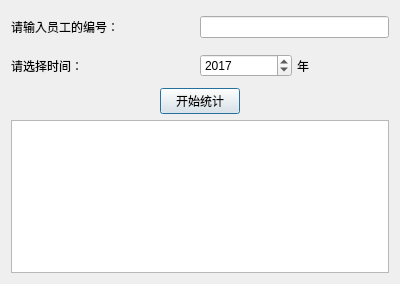
The window that SalaryManageSystem/awardsdialog.ui (10086a/Qt-simple) describes before a commit, drawn with Qt 5.
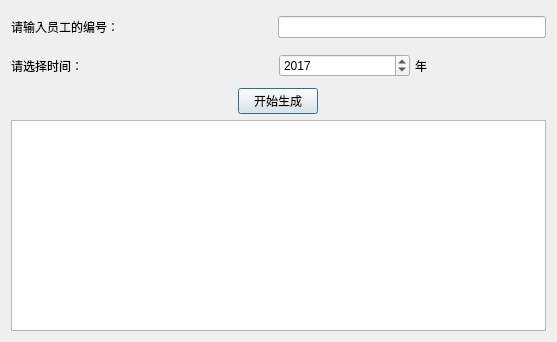
The same window after the commit.

What changed in the file:
```diff
--- a/SalaryManageSystem/awardsdialog.ui
+++ b/SalaryManageSystem/awardsdialog.ui
@@ -6,10 +6,22 @@
    <rect>
     <x>0</x>
     <y>0</y>
-    <width>400</width>
-    <height>284</height>
+    <width>557</width>
+    <height>342</height>
    </rect>
   </property>
+  <property name="minimumSize">
+   <size>
+    <width>557</width>
+    <height>342</height>
+   </size>
+  </property>
+  <property name="maximumSize">
+   <size>
+    <width>557</width>
+    <height>342</height>
+   </size>
+  </property>
   <property name="windowTitle">
    <string>年终奖生成</string>
   </property>
@@ -86,12 +98,28 @@
       </size>
      </property>
      <property name="text">
-      <string>开始统计</string>
+      <string>开始生成</string>
      </property>
     </widget>
    </item>
    <item>
-    <widget class="QTableView" name="tableView_1"/>
+    <widget class="QTableWidget" name="tableWidget">
+     <property name="verticalScrollBarPolicy">
+      <enum>Qt::ScrollBarAlwaysOff</enum>
+     </property>
+     <property name="horizontalScrollBarPolicy">
+      <enum>Qt::ScrollBarAlwaysOff</enum>
+     </property>
+     <property name="sizeAdjustPolicy">
+      <enum>QAbstractScrollArea::AdjustToContents</enum>
+     </property>
+     <property name="editTriggers">
+      <set>QAbstractItemView::NoEditTriggers</set>
+     </property>
+     <property name="textElideMode">
+      <enum>Qt::ElideMiddle</enum>
+     </property>
+    </widget>
    </item>
   </layout>
  </widget>
```
